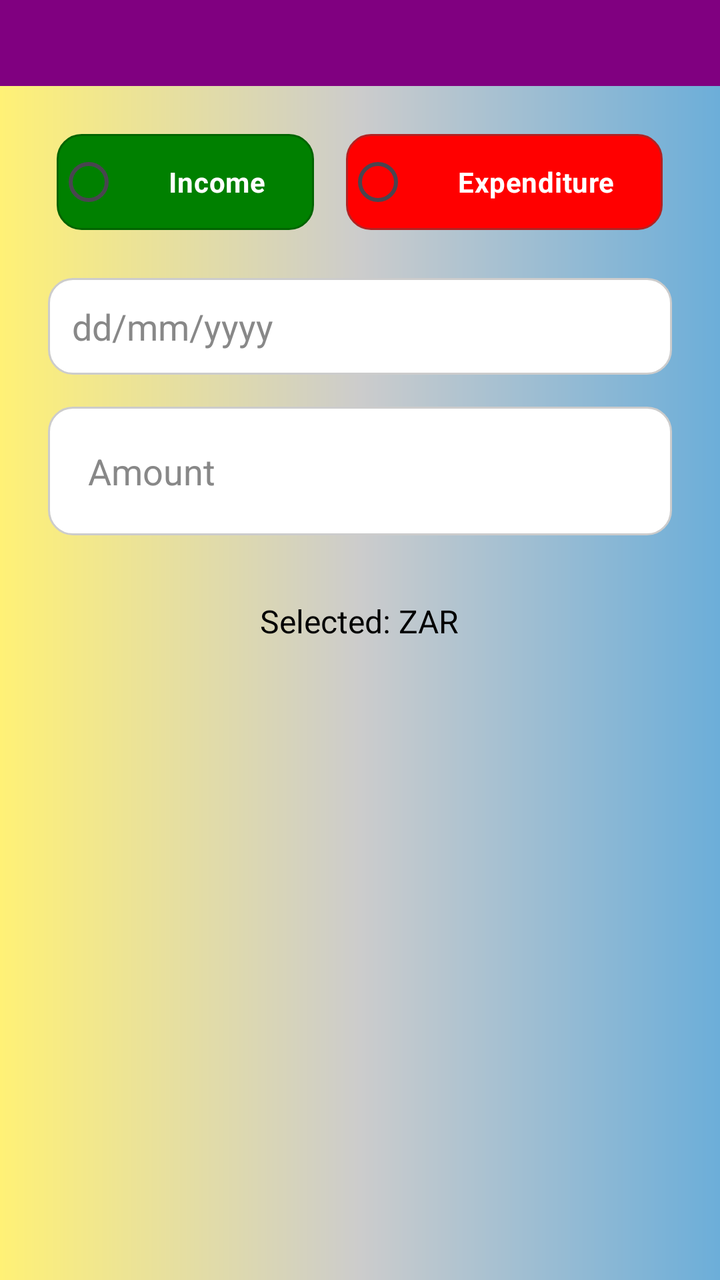
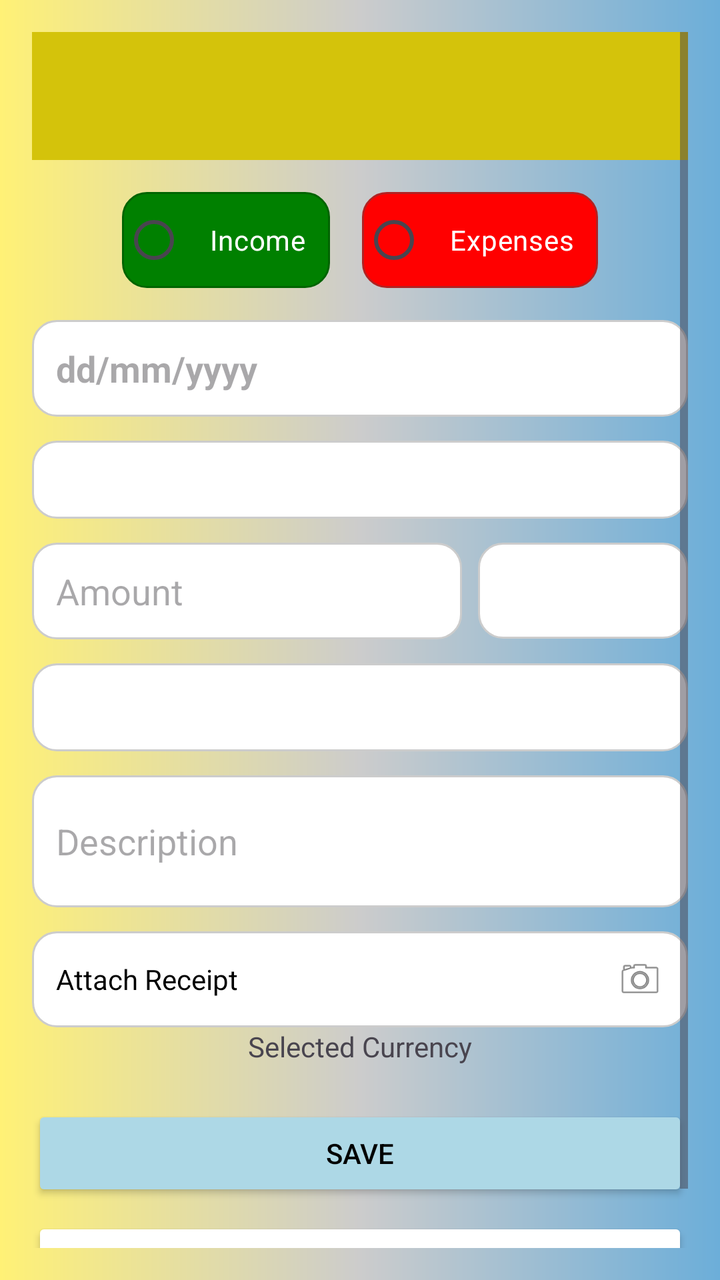

Before-and-after screenshots of an Android layout around one commit, followed by the original layout XML and the change that was made.
<!-- AndroidManifest.xml: application theme Theme.BudgetBudgies_PROG7313_POE -->
<!-- res/layout/add_income_page.xml -->
<?xml version="1.0" encoding="utf-8"?>
<LinearLayout xmlns:android="http://schemas.android.com/apk/res/android"
    xmlns:tools="http://schemas.android.com/tools"
    android:orientation="vertical"
    android:layout_width="match_parent"
    android:layout_height="match_parent"
    android:background="@drawable/gradient_background">


    <androidx.appcompat.widget.Toolbar
        android:id="@+id/nav_toolbar"
        android:layout_width="match_parent"
        android:layout_height="43dp"
        android:background="#800080"
        android:title="Add Income or Expenses"
        android:titleTextColor="#FFFFFF"
        android:theme="@style/ThemeOverlay.AppCompat.Dark.ActionBar" />



    <ScrollView
        android:layout_width="match_parent"
        android:layout_height="match_parent">

        <LinearLayout
            android:id="@+id/addIncome"
            android:layout_width="match_parent"
            android:layout_height="wrap_content"
            android:orientation="vertical"
            android:padding="24dp"
            android:gravity="center_horizontal">


            <RadioGroup
                android:id="@+id/radioGroupType"
                android:layout_width="wrap_content"
                android:layout_height="wrap_content"
                android:layout_marginBottom="24dp"
                android:orientation="horizontal">

                <RadioButton
                    android:id="@+id/radioIncome"
                    android:layout_width="wrap_content"
                    android:layout_height="wrap_content"
                    android:background="@drawable/smallerbox_green"
                    android:paddingHorizontal="24dp"
                    android:paddingVertical="12dp"
                    android:text="Income"
                    android:textColor="#FFFFFF"
                    android:textStyle="bold" />

                <Space
                    android:layout_width="16dp"
                    android:layout_height="wrap_content" />

                <RadioButton
                    android:id="@+id/radioExpenditure"
                    android:layout_width="wrap_content"
                    android:layout_height="match_parent"
                    android:background="@drawable/smallerbox_red"
                    android:paddingHorizontal="24dp"
                    android:paddingVertical="12dp"
                    android:text="Expenditure"
                    android:textColor="#FFFFFF"
                    android:textStyle="bold" />
            </RadioGroup>

            
            <EditText
                android:id="@+id/currentDate"
                android:layout_width="match_parent"
                android:layout_height="wrap_content"
                android:layout_marginBottom="16dp"
                android:background="@drawable/white_textbox"
                android:hint="dd/mm/yyyy"
                android:padding="12dp"
                android:textColor="#000000"
                android:textColorHint="#888888" />

            
            <LinearLayout
                android:layout_width="match_parent"
                android:layout_height="wrap_content"
                android:layout_marginBottom="24dp"
                android:background="@drawable/white_textbox"
                android:gravity="center_vertical"
                android:orientation="horizontal"
                android:padding="12dp">

                <EditText
                    android:id="@+id/amount"
                    android:layout_width="0dp"
                    android:layout_height="wrap_content"
                    android:layout_weight="1"
                    android:background="@android:color/transparent"
                    android:hint="Amount"
                    android:inputType="numberDecimal"
                    android:padding="8dp"
                    android:textColor="#000000"
                    android:textColorHint="#888888" />

                <Spinner
                    android:id="@+id/spinnerCurrency"
                    android:layout_width="100dp"
                    android:layout_height="wrap_content"
                    android:layout_marginStart="12dp"
                    android:background="@android:color/transparent" />
            </LinearLayout>

            
            <TextView
                android:id="@+id/tvCurrencySelected"
                android:layout_width="wrap_content"
                android:layout_height="wrap_content"
                android:layout_marginTop="8dp"
                android:text="Selected: ZAR"
                android:textColor="#000000"
                android:textSize="16sp" />
        </LinearLayout>
    </ScrollView>

    <EditText
        android:id="@+id/editTextText"
        android:layout_width="match_parent"
        android:layout_height="wrap_content"
        android:ems="10"
        android:inputType="text"
        android:text="Name" />
</LinearLayout>
<!-- resources referenced by this layout -->
<resources>
  <!-- drawable gradient_background (drawable) -->
  <?xml version="1.0" encoding="utf-8"?>
  <shape xmlns:android="http://schemas.android.com/apk/res/android"
      android:shape="rectangle">
  
      <gradient
          android:type="linear"
          android:angle="0"
          android:startColor="#FFF176"
          android:centerColor="#CCCCCC"
          android:endColor="#6CAED9"
          />
  </shape>
  <!-- drawable smallerbox_green (drawable) -->
  <shape xmlns:android="http://schemas.android.com/apk/res/android">
      <solid android:color="#008000" /> \
      <corners android:radius="12dp" />
      <stroke
          android:width="1dp"
          android:color="#006400" /> \
  </shape>
  <!-- drawable smallerbox_red (drawable) -->
  <shape xmlns:android="http://schemas.android.com/apk/res/android">
      <solid android:color="#FF0000" />
      <corners android:radius="12dp" />
      <stroke
          android:width="1dp"
          android:color="#B22222" />
  </shape>
  <!-- drawable white_textbox (drawable) -->
  <?xml version="1.0" encoding="utf-8"?>
  <shape xmlns:android="http://schemas.android.com/apk/res/android">
      <solid android:color="#FFFFFF" /> 
      <corners android:radius="12dp" /> 
      <stroke
          android:width="1dp"
          android:color="#CCCCCC" />
  
  </shape>
  <style name="Theme.BudgetBudgies_PROG7313_POE" parent="Base.Theme.BudgetBudgies_PROG7313_POE" />
  <style name="Base.Theme.BudgetBudgies_PROG7313_POE" parent="Theme.Material3.DayNight.NoActionBar">
          
          
      </style>
</resources>

<!-- the commit's change to res/layout/add_income_page.xml (unified diff, before → after) -->
@@ -1,129 +1,166 @@
 <?xml version="1.0" encoding="utf-8"?>
-<LinearLayout xmlns:android="http://schemas.android.com/apk/res/android"
-    xmlns:tools="http://schemas.android.com/tools"
-    android:orientation="vertical"
+<ScrollView xmlns:android="http://schemas.android.com/apk/res/android"
     android:layout_width="match_parent"
     android:layout_height="match_parent"
+    android:padding="16dp"
     android:background="@drawable/gradient_background">
 
+    <LinearLayout
+        android:orientation="vertical"
+        android:layout_width="match_parent"
+        android:layout_height="wrap_content"
+        android:gravity="center_horizontal"
+        android:paddingBottom="16dp">
 
-    <androidx.appcompat.widget.Toolbar
-        android:id="@+id/nav_toolbar"
-        android:layout_width="match_parent"
-        android:layout_height="43dp"
-        android:background="#800080"
-        android:title="Add Income or Expenses"
-        android:titleTextColor="#FFFFFF"
-        android:theme="@style/ThemeOverlay.AppCompat.Dark.ActionBar" />
+        <androidx.appcompat.widget.Toolbar
+            android:layout_width="match_parent"
+            android:layout_height="wrap_content"
+            android:background="#D4C30B"
+            android:padding="12dp"
+            android:title="ADD INCOME/EXPENSES"
+            android:titleTextColor="#000000" />
+
+        <RadioGroup
+            android:id="@+id/radioGroupType"
+            android:layout_width="match_parent"
+            android:layout_height="wrap_content"
+            android:orientation="horizontal"
+            android:layout_marginTop="16dp"
+            android:gravity="center_horizontal">
+            <RadioButton
+                android:id="@+id/radioIncome"
+                android:layout_width="wrap_content"
+                android:layout_height="wrap_content"
+                android:text="Income"
+                android:background="@drawable/smallerbox_green"
+                android:textColor="#fff"
+                android:padding="12dp" />
+
+            <Space android:layout_width="16dp" android:layout_height="wrap_content" />
+
+            <RadioButton
+                android:id="@+id/radioExpenditure"
+                android:layout_width="wrap_content"
+                android:layout_height="wrap_content"
+                android:text="Expenses"
+                android:background="@drawable/smallerbox_red"
+                android:textColor="#fff"
+                android:padding="12dp" />
+        </RadioGroup>
+
+
+        <EditText
+            android:id="@+id/currentDate"
+            android:layout_width="match_parent"
+            android:layout_height="wrap_content"
+            android:layout_marginTop="16dp"
+            android:background="@drawable/white_textbox"
+            android:hint="dd/mm/yyyy"
+            android:padding="12dp"
+            android:textColor="#000"
+            android:textStyle="bold" />
+
+        <Spinner
+            android:id="@+id/spinnerAccount"
+            android:layout_width="match_parent"
+            android:layout_height="39dp"
+            android:layout_marginTop="12dp"
+            android:background="@drawable/white_textbox"
+            android:spinnerMode="dropdown" />
+
+        <LinearLayout
+            android:layout_width="match_parent"
+            android:layout_height="wrap_content"
+            android:orientation="horizontal"
+            android:layout_marginTop="12dp">
+
+            <EditText
+                android:id="@+id/amount"
+                android:layout_width="0dp"
+                android:layout_weight="1"
+                android:layout_height="wrap_content"
+                android:hint="Amount"
+                android:inputType="numberDecimal"
+                android:background="@drawable/white_textbox"
+                android:padding="12dp" />
+
+            <Spinner
+                android:id="@+id/spinnerCurrency"
+                android:layout_width="105dp"
+                android:layout_height="48dp"
+                android:layout_marginStart="8dp"
+                android:background="@drawable/white_textbox" />
+        </LinearLayout>
+
+        
+        <Spinner
+            android:id="@+id/spinnerCategory"
+            android:layout_width="match_parent"
+            android:layout_height="44dp"
+            android:layout_marginTop="12dp"
+            android:spinnerMode="dropdown"
+            android:background="@drawable/white_textbox" />
+
+        
+        <EditText
+            android:id="@+id/description"
+            android:layout_width="match_parent"
+            android:layout_height="66dp"
+            android:layout_marginTop="12dp"
+            android:background="@drawable/white_textbox"
+            android:hint="Description"
+            android:padding="12dp" />
+
+        
+        <LinearLayout
+            android:layout_width="match_parent"
+            android:layout_height="wrap_content"
+            android:layout_marginTop="12dp"
+            android:gravity="center_vertical"
+            android:background="@drawable/white_textbox"
+            android:padding="12dp">
+
+            <TextView
+                android:layout_width="0dp"
+                android:layout_weight="1"
+                android:layout_height="wrap_content"
+                android:text="Attach Receipt"
+                android:textColor="#000" />
+
+            <ImageView
+                android:id="@+id/receiptIcon"
+                android:layout_width="24dp"
+                android:layout_height="24dp"
+                android:src="@android:drawable/ic_menu_camera" />
+        </LinearLayout>
+
+        
+        <TextView
+            android:id="@+id/tvCurrencySelected"
+            android:layout_width="wrap_content"
+            android:layout_height="wrap_content"
+            android:text="Selected Currency" />
+
+        <Button
+            android:id="@+id/saveButton"
+            android:layout_width="match_parent"
+            android:layout_height="wrap_content"
+            android:text="SAVE"
+            android:textColor="#000"
+            android:backgroundTint="#ADD8E6"
+            android:layout_marginTop="20dp" />
 
 
 
-    <ScrollView
-        android:layout_width="match_parent"
-        android:layout_height="match_parent">
-
-        <LinearLayout
-            android:id="@+id/addIncome"
+        <Button
+            android:id="@+id/deleteButton"
             android:layout_width="match_parent"
             android:layout_height="wrap_content"
-            android:orientation="vertical"
-            android:padding="24dp"
-            android:gravity="center_horizontal">
+            android:text="DELETE"
+            android:textColor="#000"
+            android:backgroundTint="#FFFFFF"
+            android:layout_marginTop="8dp" />
 
+    </LinearLayout>
 
-            <RadioGroup
-                android:id="@+id/radioGroupType"
-                android:layout_width="wrap_content"
-                android:layout_height="wrap_content"
-                android:layout_marginBottom="24dp"
-                android:orientation="horizontal">
-
-                <RadioButton
-                    android:id="@+id/radioIncome"
-                    android:layout_width="wrap_content"
-                    android:layout_height="wrap_content"
-                    android:background="@drawable/smallerbox_green"
-                    android:paddingHorizontal="24dp"
-                    android:paddingVertical="12dp"
-                    android:text="Income"
-                    android:textColor="#FFFFFF"
-                    android:textStyle="bold" />
-
-                <Space
-                    android:layout_width="16dp"
-                    android:layout_height="wrap_content" />
-
-                <RadioButton
-                    android:id="@+id/radioExpenditure"
-                    android:layout_width="wrap_content"
-                    android:layout_height="match_parent"
-                    android:background="@drawable/smallerbox_red"
-                    android:paddingHorizontal="24dp"
-                    android:paddingVertical="12dp"
-                    android:text="Expenditure"
-                    android:textColor="#FFFFFF"
-                    android:textStyle="bold" />
-            </RadioGroup>
-
-            
-            <EditText
-                android:id="@+id/currentDate"
-                android:layout_width="match_parent"
-                android:layout_height="wrap_content"
-                android:layout_marginBottom="16dp"
-                android:background="@drawable/white_textbox"
-                android:hint="dd/mm/yyyy"
-                android:padding="12dp"
-                android:textColor="#000000"
-                android:textColorHint="#888888" />
-
-            
-            <LinearLayout
-                android:layout_width="match_parent"
-                android:layout_height="wrap_content"
-                android:layout_marginBottom="24dp"
-                android:background="@drawable/white_textbox"
-                android:gravity="center_vertical"
-                android:orientation="horizontal"
-                android:padding="12dp">
-
-                <EditText
-                    android:id="@+id/amount"
-                    android:layout_width="0dp"
-                    android:layout_height="wrap_content"
-                    android:layout_weight="1"
-                    android:background="@android:color/transparent"
-                    android:hint="Amount"
-                    android:inputType="numberDecimal"
-                    android:padding="8dp"
-                    android:textColor="#000000"
-                    android:textColorHint="#888888" />
-
-                <Spinner
-                    android:id="@+id/spinnerCurrency"
-                    android:layout_width="100dp"
-                    android:layout_height="wrap_content"
-                    android:layout_marginStart="12dp"
-                    android:background="@android:color/transparent" />
-            </LinearLayout>
-
-            
-            <TextView
-                android:id="@+id/tvCurrencySelected"
-                android:layout_width="wrap_content"
-                android:layout_height="wrap_content"
-                android:layout_marginTop="8dp"
-                android:text="Selected: ZAR"
-                android:textColor="#000000"
-                android:textSize="16sp" />
-        </LinearLayout>
-    </ScrollView>
-
-    <EditText
-        android:id="@+id/editTextText"
-        android:layout_width="match_parent"
-        android:layout_height="wrap_content"
-        android:ems="10"
-        android:inputType="text"
-        android:text="Name" />
-</LinearLayout>
+</ScrollView>
